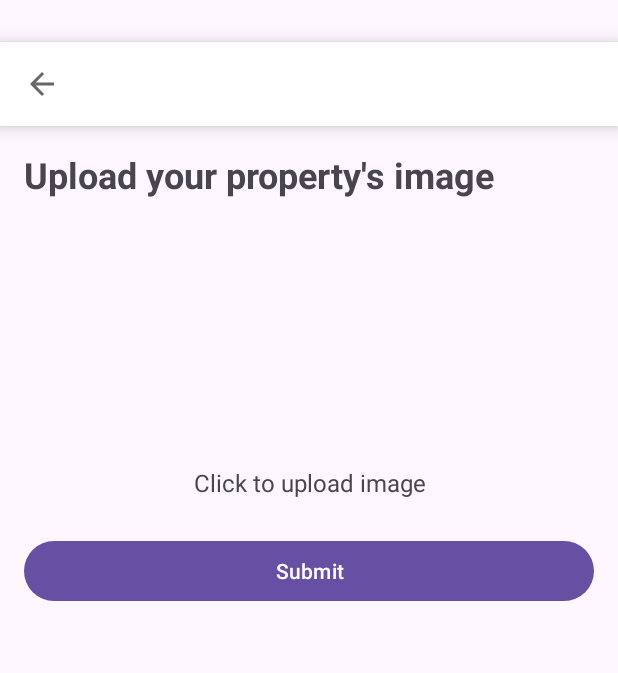
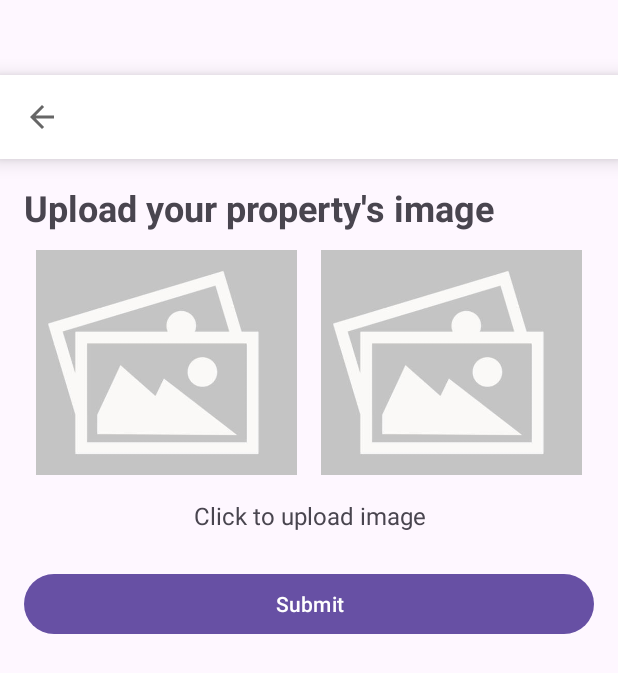
Before and after one commit to MrNathanDrake/Hexon_Project, an Android app: the AddPropertyImage screen opened directly, with no data from a screen before it, after a tap on "Upload Image here", on a phone screen of 412 x 824 dp. Shown: the top 673 px of the screen. Run offline under Robolectric (Android 15) with nearby library versions, the phone set to English and light mode, and no system bars; pictures from the network do not load.

Commit message:
fixes step 3 for addProperty

```diff
--- a/app/src/main/java/com/example/cmpt362_project/addproperty/AddPropertyImage.kt
+++ b/app/src/main/java/com/example/cmpt362_project/addproperty/AddPropertyImage.kt
@@ -31,10 +31,12 @@ class AddPropertyImage : AppCompatActivity() {
         }
 
         binding.propertyImage1.setOnClickListener {
+            uploadImage = binding.propertyImage1
             openGallery()
         }
 
         binding.propertyImage2.setOnClickListener {
+            uploadImage = binding.propertyImage2
             openGallery()
         }
 
--- a/app/src/main/res/layout/add_property_image.xml
+++ b/app/src/main/res/layout/add_property_image.xml
@@ -11,7 +11,7 @@
         android:layout_height="wrap_content"
         android:background="?attr/colorSurface"
         android:theme="@style/AppTheme"
-        android:layout_marginTop="28dp"
+        android:layout_marginTop="50dp"
         app:layout_constraintTop_toTopOf="parent"
         app:layout_constraintStart_toStartOf="parent"
         app:layout_constraintEnd_toEndOf="parent"
@@ -53,6 +53,7 @@
                     android:layout_weight="1"
                     android:layout_margin="8dp"
                     android:id="@+id/property_image1"
+                    android:src="@drawable/image_placeholder"
                     android:scaleType="centerCrop"
                     android:contentDescription="@string/property_description"
                     android:clickable="true"
@@ -64,6 +65,7 @@
                     android:layout_weight="1"
                     android:layout_margin="8dp"
                     android:id="@+id/property_image2"
+                    android:src="@drawable/image_placeholder"
                     android:scaleType="centerCrop"
                     android:contentDescription="@string/property_description"
                     android:clickable="true"
```
Also changed, not shown: app/src/main/res/drawable/image_placeholder.png (added).
